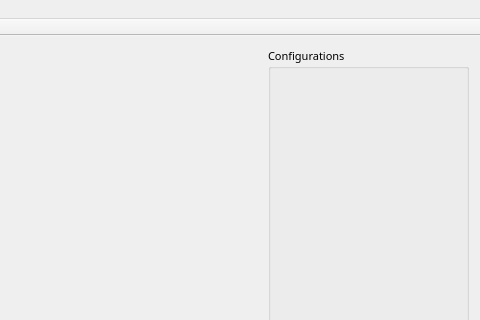
This is mainwindow.ui in SedAndrew/GLWidget as Qt 5 draws it before an edit; both pictures show x 380 to 860 and y 0 to 320 of the 860 by 549 pixel window. The edited form follows.
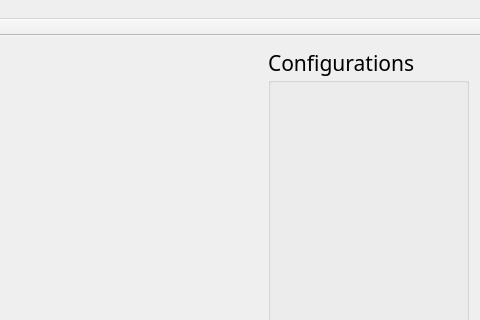
This is the edited form. Custom widgets are drawn as their Qt base class.

Diff of the .ui file:
```diff
--- a/mainwindow.ui
+++ b/mainwindow.ui
@@ -37,8 +37,8 @@
       </property>
       <property name="font">
        <font>
-        <family>Arial Rounded MT Bold</family>
-        <pointsize>8</pointsize>
+        <family>Felix Titling</family>
+        <pointsize>16</pointsize>
         <kerning>true</kerning>
        </font>
       </property>
```
